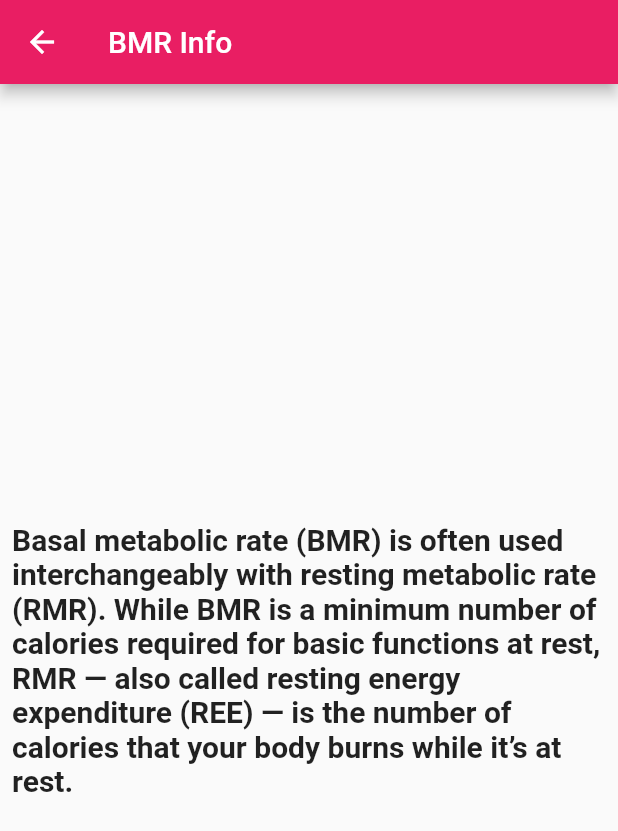
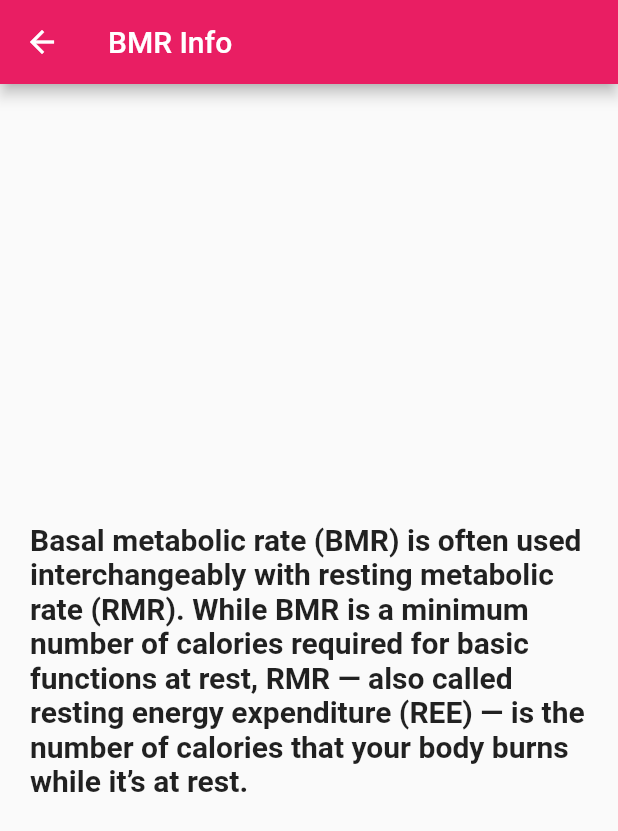
Before and after one commit to saliq-2/Flutter-BMI, a Flutter app: the bmr_info screen opened directly, on a phone screen of 412 x 824 dp. Shown: the top 831 px of the screen. Run offline on Flutter 3.47's test engine with Material 2 defaults, Android fonts, the phone set to English and light mode, and no system bars; our stand-ins replace animated_text_kit, lottie; network calls fail.

Commit message:
Some minor fixes

```diff
--- a/lib/bmr_info.dart
+++ b/lib/bmr_info.dart
@@ -10,11 +10,14 @@ class bmr_info extends StatelessWidget
       ),
 
       body:Center(
-          child: Container(
-            padding: EdgeInsets.all(8.0),
-              child: Text("Basal metabolic rate (BMR) is often used interchangeably with resting metabolic rate (RMR). While BMR is a minimum number of calories required for basic functions at rest, RMR — also called resting energy expenditure (REE) — is the number of calories that your body burns while it’s at rest."
-              ,style: TextStyle(fontSize: 20,fontWeight: FontWeight.bold),
-              )
+          child: Padding(
+            padding: const EdgeInsets.all(10.0),
+            child: Container(
+              padding: EdgeInsets.all(10.0),
+                child: Text("Basal metabolic rate (BMR) is often used interchangeably with resting metabolic rate (RMR). While BMR is a minimum number of calories required for basic functions at rest, RMR — also called resting energy expenditure (REE) — is the number of calories that your body burns while it’s at rest."
+                ,style: TextStyle(fontSize: 20,fontWeight: FontWeight.bold),
+                )
+            ),
           )
       ) ,
 
--- a/pubspec.yaml
+++ b/pubspec.yaml
@@ -34,6 +34,8 @@ dependencies:
   # The following adds the Cupertino Icons font to your application.
   # Use with the CupertinoIcons class for iOS style icons.
   cupertino_icons: ^1.0.2
+  lottie: ^1.4.2
+  animated_text_kit: ^4.2.2
 
 dev_dependencies:
   flutter_test:
```
Also changed, not shown: lib/SplashScreen.dart (+36 -13 lines), lib/bmi_info.dart (+6 -3 lines), lib/main.dart (+7 -2 lines), pubspec.lock.
